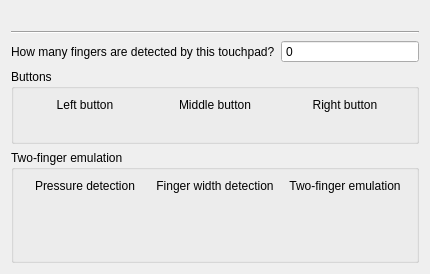
The window that synaptiks/kde/widgets/ui/touchpadinformationwidget.ui (sibskull/synaptiks) describes before a commit, drawn with Qt 5.
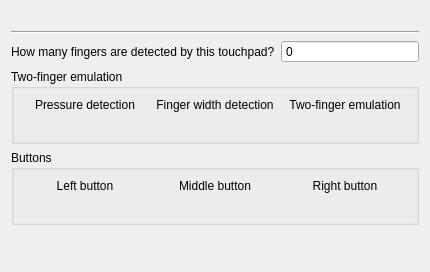
The same window after the commit.

Commit message:
Swap order of two-finger emulation box and buttons box
Two-finger emulation is directly related to the number of fingers detected, so
lets move it right after the widget informing about finger support

Diff of the .ui file:
```diff
--- a/synaptiks/kde/widgets/ui/touchpadinformationwidget.ui
+++ b/synaptiks/kde/widgets/ui/touchpadinformationwidget.ui
@@ -8,7 +8,7 @@
     <x>0</x>
     <y>0</y>
     <width>430</width>
-    <height>274</height>
+    <height>272</height>
    </rect>
   </property>
   <property name="windowTitle">
@@ -56,79 +56,6 @@
      </item>
     </layout>
    </item>
-   <item>
-    <widget class="QGroupBox" name="groupBox">
-     <property name="title">
-      <string comment="@title:group touchpad information mouse button support">Buttons</string>
-     </property>
-     <layout class="QGridLayout" name="gridLayout_2">
-      <item row="0" column="0">
-       <layout class="QGridLayout" name="gridLayout">
-        <item row="0" column="0">
-         <widget class="QLabel" name="leftLabel">
-          <property name="text">
-           <string comment="@label touchpad information mouse button">Left button</string>
-          </property>
-          <property name="alignment">
-           <set>Qt::AlignCenter</set>
-          </property>
-         </widget>
-        </item>
-        <item row="0" column="1">
-         <widget class="QLabel" name="middleLabel">
-          <property name="text">
-           <string comment="@label touchpad information mouse button">Middle button</string>
-          </property>
-          <property name="alignment">
-           <set>Qt::AlignCenter</set>
-          </property>
-         </widget>
-        </item>
-        <item row="0" column="2">
-         <widget class="QLabel" name="rightLabel">
-          <property name="text">
-           <string comment="@label touchpad information mouse button">Right button</string>
-          </property>
-          <property name="alignment">
-           <set>Qt::AlignCenter</set>
-          </property>
-         </widget>
-        </item>
-        <item row="1" column="0">
-         <widget class="QLabel" name="leftButton">
-          <property name="text">
-           <string/>
-          </property>
-          <property name="alignment">
-           <set>Qt::AlignCenter</set>
-          </property>
-         </widget>
-        </item>
-        <item row="1" column="1">
-         <widget class="QLabel" name="middleButton">
-          <property name="text">
-           <string/>
-          </property>
-          <property name="alignment">
-           <set>Qt::AlignCenter</set>
-          </property>
-         </widget>
-        </item>
-        <item row="1" column="2">
-         <widget class="QLabel" name="rightButton">
-          <property name="text">
-           <string/>
-          </property>
-          <property name="alignment">
-           <set>Qt::AlignCenter</set>
-          </property>
-         </widget>
-        </item>
-       </layout>
-      </item>
-     </layout>
-    </widget>
-   </item>
    <item>
     <widget class="QGroupBox" name="groupBox_2">
      <property name="title">
@@ -195,22 +122,91 @@
         </property>
        </widget>
       </item>
-      <item row="2" column="1">
-       <spacer name="verticalSpacer">
-        <property name="orientation">
-         <enum>Qt::Vertical</enum>
+     </layout>
+    </widget>
+   </item>
+   <item>
+    <widget class="QGroupBox" name="groupBox">
+     <property name="title">
+      <string comment="@title:group touchpad information mouse button support">Buttons</string>
+     </property>
+     <layout class="QGridLayout" name="gridLayout">
+      <item row="0" column="0">
+       <widget class="QLabel" name="leftLabel">
+        <property name="text">
+         <string comment="@label touchpad information mouse button">Left button</string>
         </property>
-        <property name="sizeHint" stdset="0">
-         <size>
-          <width>20</width>
-          <height>40</height>
-         </size>
+        <property name="alignment">
+         <set>Qt::AlignCenter</set>
         </property>
-       </spacer>
+       </widget>
       </item>
+      <item row="0" column="1">
+       <widget class="QLabel" name="middleLabel">
+        <property name="text">
+         <string comment="@label touchpad information mouse button">Middle button</string>
+        </property>
+        <property name="alignment">
+         <set>Qt::AlignCenter</set>
+        </property>
+       </widget>
+      </item>
+      <item row="0" column="2">
+       <widget class="QLabel" name="rightLabel">
+        <property name="text">
+         <string comment="@label touchpad information mouse button">Right button</string>
+        </property>
+        <property name="alignment">
+         <set>Qt::AlignCenter</set>
+        </property>
+       </widget>
+      </item>
+      <item row="1" column="0">
+       <widget class="QLabel" name="leftButton">
+        <property name="text">
+         <string/>
+        </property>
+        <property name="alignment">
+         <set>Qt::AlignCenter</set>
+        </property>
+       </widget>
+      </item>
+      <item row="1" column="1">
+       <widget class="QLabel" name="middleButton">
+        <property name="text">
+         <string/>
+        </property>
+        <property name="alignment">
+         <set>Qt::AlignCenter</set>
+        </property>
+       </widget>
+      </item>
+      <item row="1" column="2">
+       <widget class="QLabel" name="rightButton">
+        <property name="text">
+         <string/>
+        </property>
+        <property name="alignment">
+         <set>Qt::AlignCenter</set>
+        </property>
+       </widget>
+      </item>
      </layout>
     </widget>
    </item>
+   <item>
+    <spacer name="verticalSpacer">
+     <property name="orientation">
+      <enum>Qt::Vertical</enum>
+     </property>
+     <property name="sizeHint" stdset="0">
+      <size>
+       <width>20</width>
+       <height>40</height>
+      </size>
+     </property>
+    </spacer>
+   </item>
   </layout>
  </widget>
  <resources/>
```
